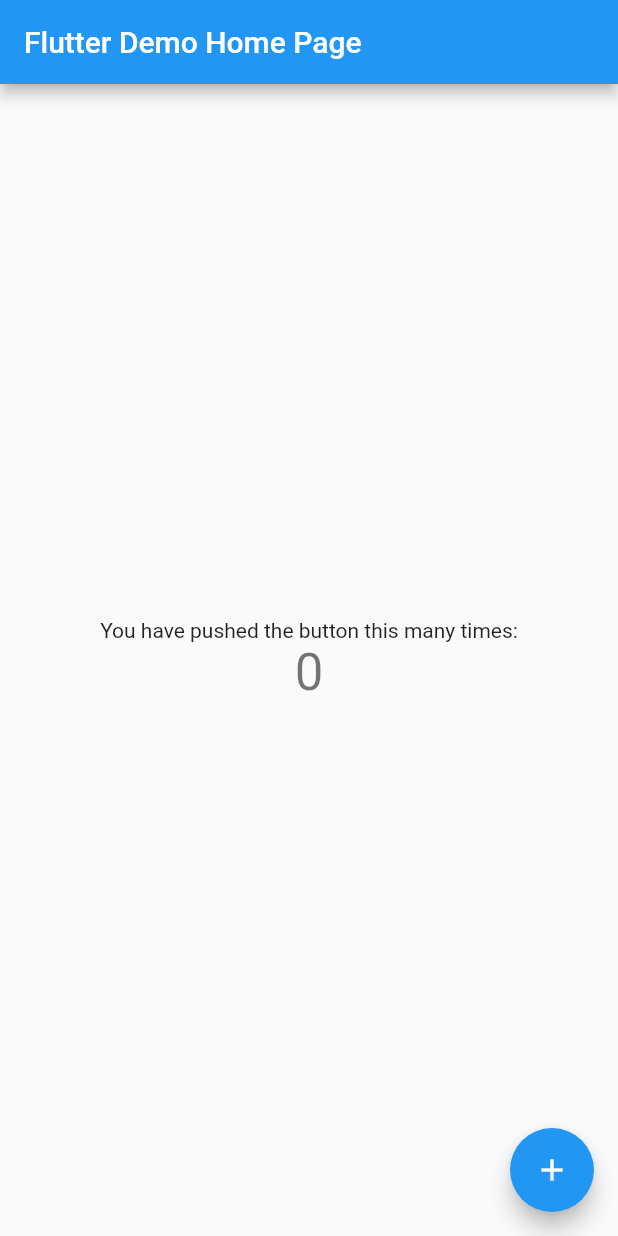
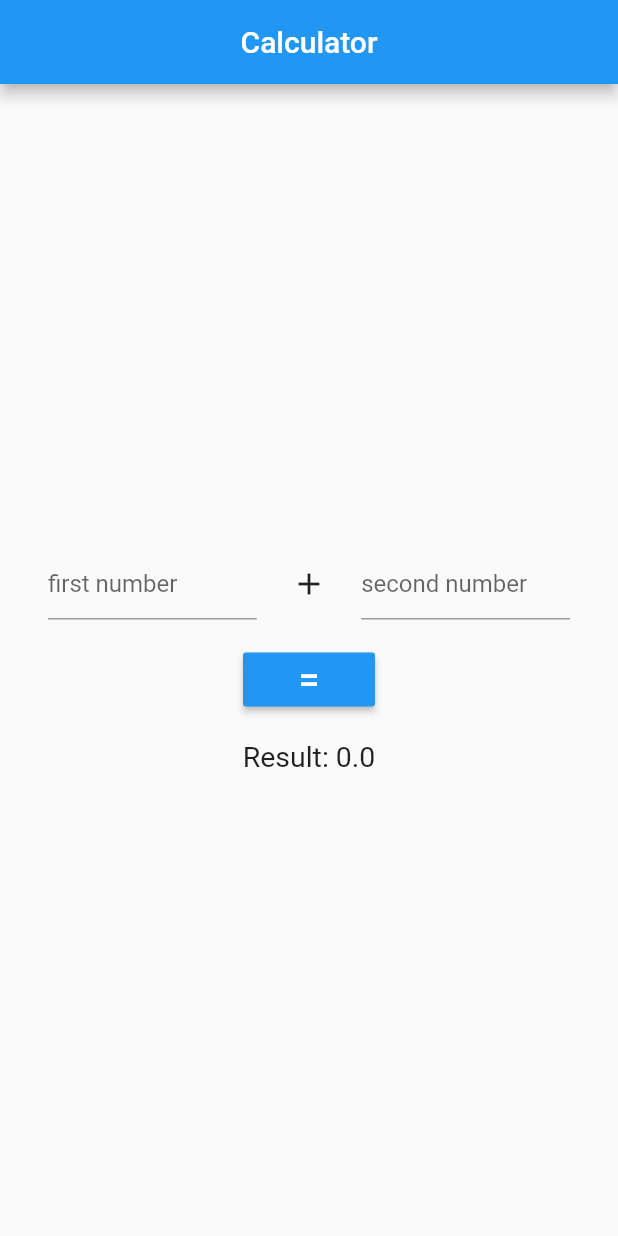
Before and after one commit to AhmedHF/Flutter-Course-Project-1, a Flutter app: the screen it shows after launch, on a phone screen of 412 x 824 dp. Run offline on Flutter 3.47's test engine with Material 2 defaults, Android fonts, the phone set to English and light mode, and no system bars.

```diff
--- a/lib/main.dart
+++ b/lib/main.dart
@@ -8,6 +8,7 @@ class MyApp extends StatelessWidget {
   Widget build(BuildContext context) {
     return MaterialApp(
       title: 'Flutter Demo',
+      debugShowCheckedModeBanner: false,
       theme: ThemeData(
         // This is the theme of your application.
         //
@@ -20,7 +21,7 @@ class MyApp extends StatelessWidget {
         // is not restarted.
         primarySwatch: Colors.blue,
       ),
-      home: MyHomePage(title: 'Flutter Demo Home Page'),
+      home: MyHomePage(title: 'Calculator'),
     );
   }
 }
@@ -45,6 +46,9 @@ class MyHomePage extends StatefulWidget {
 
 class _MyHomePageState extends State<MyHomePage> {
   int _counter = 0;
+  double result = 0.0;
+  double firstValue = 0.0;
+  double secondValue = 0.0;
 
   void _incrementCounter() {
     setState(() {
@@ -70,10 +74,13 @@ class _MyHomePageState extends State<MyHomePage> {
         // Here we take the value from the MyHomePage object that was created by
         // the App.build method, and use it to set our appbar title.
         title: Text(widget.title),
+        centerTitle: true,
       ),
       body: Center(
         // Center is a layout widget. It takes a single child and positions it
         // in the middle of the parent.
+        child: Container(
+          margin: EdgeInsets.all(32),
           child: Column(
             // Column is also a layout widget. It takes a list of children and
             // arranges them vertically. By default, it sizes itself to fit its
@@ -91,21 +98,63 @@ class _MyHomePageState extends State<MyHomePage> {
             // horizontal).
             mainAxisAlignment: MainAxisAlignment.center,
             children: <Widget>[
-            Text(
-              'You have pushed the button this many times:',
+              Row(
+                children: <Widget>[
+                  Expanded(
+                    flex: 2,
+                    child: TextField(
+                      onChanged: (v) {
+                        firstValue = double.parse(v);
+                      },
+                      keyboardType: TextInputType.number,
+                      decoration: InputDecoration(
+                        hintText: "first number",
                       ),
-            Text(
-              '$_counter',
-              style: Theme.of(context).textTheme.display1,
+                    ),
+                  ),
+                  Expanded(flex: 1, child: Icon(Icons.add)),
+                  Expanded(
+                    flex: 2,
+                    child: TextField(
+                      onChanged: (v) {
+                        secondValue = double.parse(v);
+                      },
+                      keyboardType: TextInputType.number,
+                      decoration: InputDecoration(
+                        hintText: "second number",
+                      ),
+                    ),
                   ),
                 ],
               ),
+              Container(
+                margin: EdgeInsets.symmetric(vertical: 16),
+                child: RaisedButton(
+                  child: Text(
+                    '=',
+                    style: TextStyle(color: Colors.white, fontSize: 25),
                   ),
-      floatingActionButton: FloatingActionButton(
-        onPressed: _incrementCounter,
-        tooltip: 'Increment',
-        child: Icon(Icons.add),
-      ), // This trailing comma makes auto-formatting nicer for build methods.
+                  onPressed: () {
+                    setState(() {
+                      result = firstValue + secondValue;
+                    });
+                  },
+                  color: Colors.blue,
+                ),
+              ),
+              Text(
+                'Result: $result',
+                style: TextStyle(fontSize: 19),
+              )
+            ],
+          ),
+        ),
+      ),
+      // floatingActionButton: FloatingActionButton(
+      //   onPressed: _incrementCounter,
+      //   tooltip: 'Increment',
+      //   child: Icon(Icons.add),
+      // ), // This trailing comma makes auto-formatting nicer for build methods.
     );
   }
 }
```
Also changed, not shown: 2 other files. Lines whose indentation alone changed are shown as unchanged.
